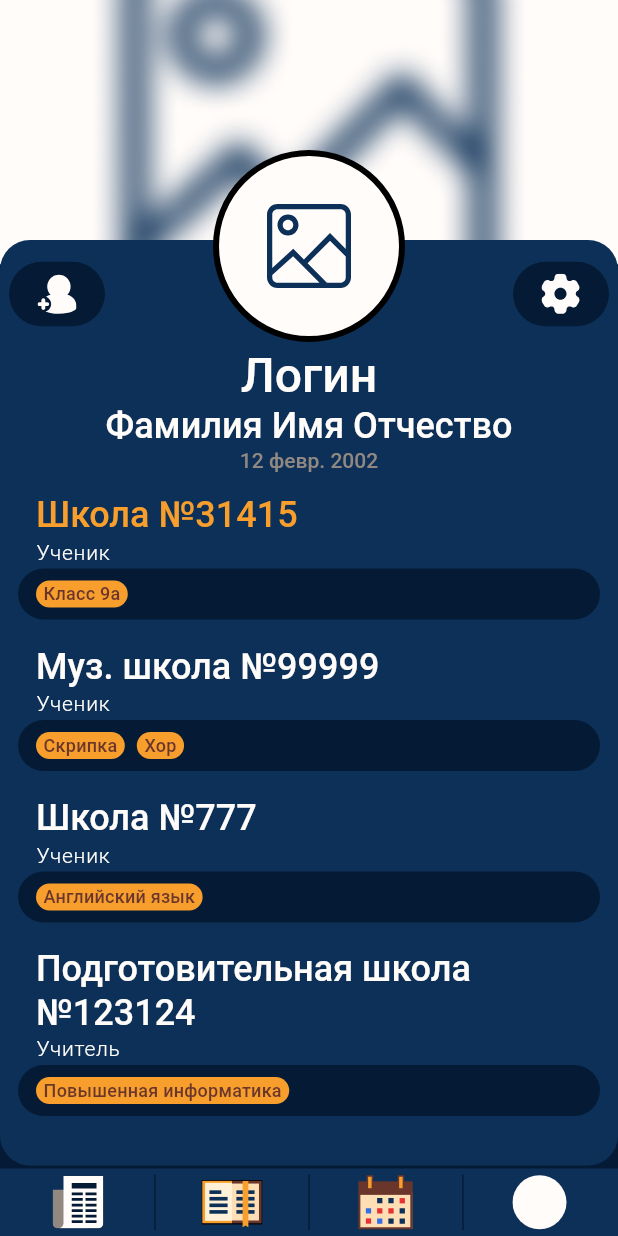
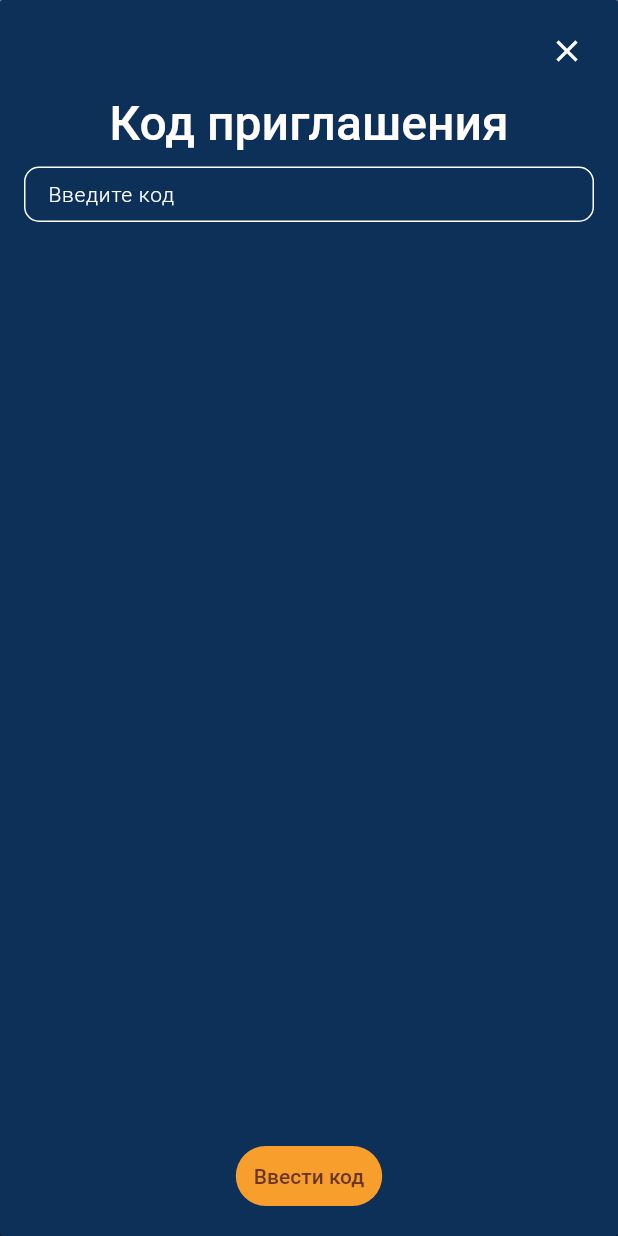
Before and after one commit to ratingus/ratingus_mobile, a Flutter app: the ProfilePage screen opened by its route, after a tap on an icon or button, on a phone screen of 412 x 824 dp. Run offline on Flutter 3.47's test engine with Material 3 defaults, Android fonts, the phone set to English and light mode, and no system bars; our stand-ins replace auto_route, flutter_svg.

Commit message:
add custom modal and modals for edit profile and enter code

```diff
--- a/lib/pages/main/profile.dart
+++ b/lib/pages/main/profile.dart
@@ -3,9 +3,11 @@ import 'package:flutter/material.dart';
 import 'package:intl/intl.dart';
 import 'package:ratingus_mobile/entity/school/mock/schools.dart';
 import 'package:ratingus_mobile/entity/user/mock/user.dart';
+import 'package:ratingus_mobile/shared/components/custom_modal.dart';
 import 'package:ratingus_mobile/shared/components/pressed_button.dart';
 import 'package:ratingus_mobile/shared/theme/consts/colors.dart';
 import 'package:ratingus_mobile/shared/theme/consts/icons.dart';
+import 'package:ratingus_mobile/widget/auth/registration_form.dart';
 import 'package:ratingus_mobile/widget/profile/profile_icon.dart';
 import 'package:ratingus_mobile/widget/school/tab_school.dart';
 
@@ -18,6 +20,137 @@ class ProfilePage extends StatefulWidget {
 }
 
 class _ProfilePageState extends State<ProfilePage> {
+  void _showCodeModal(BuildContext context) {
+    Navigator.of(context).push(CustomModal(
+      content: Padding(
+        padding:
+            const EdgeInsets.only(top: 64, left: 16, right: 16, bottom: 16),
+        child: Column(
+          mainAxisAlignment: MainAxisAlignment.spaceBetween,
+          children: <Widget>[
+            Column(
+              children: [
+                Text(
+                  'Код приглашения',
+                  style: Theme.of(context).textTheme.displayMedium,
+                ),
+                const SizedBox(
+                  height: 10,
+                ),
+                buildTextFormField(
+                    onChanged: (value) {}, labelText: 'Введите код'),
+              ],
+            ),
+            TextButton(
+              style: TextButton.styleFrom(
+                backgroundColor: AppColors.primaryMain,
+              ),
+              onPressed: () => Navigator.pop(context),
+              child: Text(
+                'Ввести код',
+                style: Theme.of(context).textTheme.titleLarge?.copyWith(
+                      color: AppColors.primaryPaper,
+                    ),
+              ),
+            ),
+          ],
+        ),
+      ),
+    ));
+  }
+
+  final _dateController = TextEditingController();
+
+  DateTime? getSelectedDate() {
+    try {
+      return _dateFormatter.parse(_dateController.text);
+    } catch (e) {
+      return null;
+    }
+  }
+
+  final _dateFormatter = DateFormat('dd MMM yyyy', 'ru');
+
+  @override
+  void dispose() {
+    _dateController.dispose();
+    super.dispose();
+  }
+
+  Future<void> _selectDate() async {
+    final DateTime? picked = await showDatePicker(
+      context: context,
+      locale: const Locale('ru', 'RU'),
+      initialDate: getSelectedDate() ??
+          DateTime.now().subtract(const Duration(days: 365 * 7)),
+      firstDate: DateTime(1900),
+      lastDate: DateTime.now().subtract(const Duration(days: 365 * 6)),
+    );
+    if (picked != null) {
+      _dateController.text = _dateFormatter.format(picked);
+    }
+  }
+
+  void _showEditModal(BuildContext context) {
+    Navigator.of(context).push(CustomModal(
+      content: Padding(
+        padding:
+            const EdgeInsets.only(top: 64, left: 16, right: 16, bottom: 16),
+        child: Column(
+          mainAxisAlignment: MainAxisAlignment.spaceBetween,
+          children: <Widget>[
+            Column(
+              children: [
+                Text(
+                  'Профиль',
+                  style: Theme.of(context).textTheme.displayMedium,
+                ),
+                const SizedBox(
+                  height: 10,
+                ),
+                buildTextFormField(onChanged: (value) {}, labelText: 'Фамилия'),
+                const SizedBox(
+                  height: 10,
+                ),
+                buildTextFormField(onChanged: (value) {}, labelText: 'Имя'),
+                const SizedBox(
+                  height: 10,
+                ),
+                buildTextFormField(
+                    onChanged: (value) {}, labelText: 'Отчество'),
+                const SizedBox(
+                  height: 10,
+                ),
+                buildTextFormField(
+                    readOnly: true,
+                    controller: _dateController,
+                    labelText: 'Дата рождения',
+                    suffixIcon: InkWell(
+                        onTap: _selectDate,
+                        child: const Icon(
+                          Icons.calendar_today_outlined,
+                          color: AppColors.textHelper,
+                        ))),
+              ],
+            ),
+            TextButton(
+              style: TextButton.styleFrom(
+                backgroundColor: AppColors.primaryMain,
+              ),
+              onPressed: () => Navigator.pop(context),
+              child: Text(
+                'Изменить',
+                style: Theme.of(context).textTheme.titleLarge?.copyWith(
+                      color: AppColors.primaryPaper,
+                    ),
+              ),
+            ),
+          ],
+        ),
+      ),
+    ));
+  }
+
   @override
   Widget build(BuildContext context) {
     var user = currentUser;
@@ -54,12 +187,12 @@ class _ProfilePageState extends State<ProfilePage> {
                         mainAxisAlignment: MainAxisAlignment.spaceBetween,
                         children: [
                           PressedIconButton(
-                            onPressed: () {},
+                            onPressed: () => _showCodeModal(context),
                             icon: addUserIcon,
                             activeIcon: activeAddUserIcon,
                           ),
                           PressedIconButton(
-                            onPressed: () {},
+                            onPressed: () => _showEditModal(context),
                             icon: settingsIcon,
                             activeIcon: activeSettingsIcon,
                           ),
@@ -114,10 +247,9 @@ class _ProfilePageState extends State<ProfilePage> {
                           ),
                           Expanded(
                               child: Padding(
-                                padding:
-                                    const EdgeInsets.symmetric(horizontal: 12),
-                                child: SchoolTabs(schools: schoolList),
-                              )),
+                            padding: const EdgeInsets.symmetric(horizontal: 12),
+                            child: SchoolTabs(schools: schoolList),
+                          )),
                         ],
                       ),
                     ),
--- /dev/null
+++ b/lib/shared/components/custom_modal.dart
@@ -0,0 +1,64 @@
+import 'package:flutter/material.dart';
+
+class CustomModal extends ModalRoute<void> {
+  final Widget content;
+
+  CustomModal({required this.content});
+
+  @override
+  Duration get transitionDuration => const Duration(milliseconds: 500);
+
+  @override
+  bool get opaque => false;
+
+  @override
+  bool get barrierDismissible => false;
+
+  @override
+  Color get barrierColor => Colors.black.withOpacity(0.5);
+
+  @override
+  String get barrierLabel => 'null';
+
+  @override
+  bool get maintainState => true;
+
+  @override
+  Widget buildPage(
+      BuildContext context,
+      Animation<double> animation,
+      Animation<double> secondaryAnimation,
+      ) {
+    return Material(
+      type: MaterialType.card,
+      child: SafeArea(
+        child: _buildOverlayContent(context),
+      ),
+    );
+  }
+
+  Widget _buildOverlayContent(BuildContext context) {
+    return Stack(
+      children: <Widget>[
+        Center(child: content),
+        Positioned(
+          right: 10,
+          top: 10,
+          child: IconButton(
+            icon: const Icon(Icons.close),
+            onPressed: () => Navigator.pop(context),
+          ),
+        ),
+      ],
+    );
+  }
+
+  @override
+  Widget buildTransitions(
+      BuildContext context, Animation<double> animation, Animation<double> secondaryAnimation, Widget child) {
+    return FadeTransition(
+      opacity: animation,
+      child: child,
+    );
+  }
+}
```
Also changed, not shown: lib/widget/auth/registration_form.dart (+7 -7 lines).
